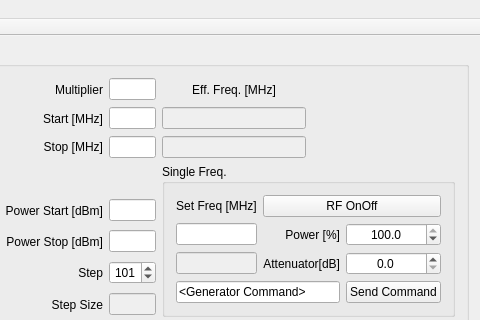
Qt form mainwindow.ui (TripletESR/DNP100GHz) before a commit; both pictures show x 438 to 918 and y 0 to 320 of the 918 by 702 pixel window.
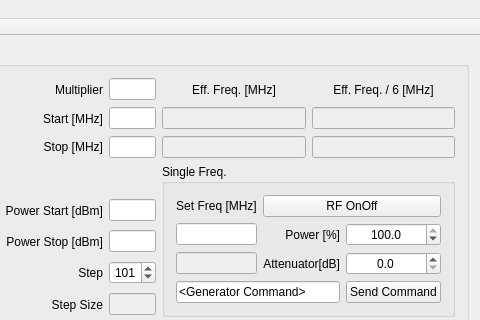
The same form after that commit. Custom widgets are drawn as their Qt base class.

```diff
--- a/mainwindow.ui
+++ b/mainwindow.ui
@@ -395,19 +395,6 @@
          </property>
         </widget>
        </item>
-       <item row="4" column="5">
-        <spacer name="horizontalSpacer">
-         <property name="orientation">
-          <enum>Qt::Horizontal</enum>
-         </property>
-         <property name="sizeHint" stdset="0">
-          <size>
-           <width>40</width>
-           <height>20</height>
-          </size>
-         </property>
-        </spacer>
-       </item>
        <item row="5" column="4" rowspan="5" colspan="2">
         <widget class="QGroupBox" name="groupBox_2">
          <property name="title">
@@ -593,6 +580,36 @@
          </property>
         </widget>
        </item>
+       <item row="1" column="5">
+        <widget class="QLineEdit" name="lineEdit_EffStart_d6">
+         <property name="enabled">
+          <bool>false</bool>
+         </property>
+         <property name="alignment">
+          <set>Qt::AlignCenter</set>
+         </property>
+        </widget>
+       </item>
+       <item row="4" column="5">
+        <widget class="QLineEdit" name="lineEdit_EffStop_d6">
+         <property name="enabled">
+          <bool>false</bool>
+         </property>
+         <property name="alignment">
+          <set>Qt::AlignCenter</set>
+         </property>
+        </widget>
+       </item>
+       <item row="0" column="5">
+        <widget class="QLabel" name="label_5">
+         <property name="text">
+          <string>Eff. Freq. / 6 [MHz]</string>
+         </property>
+         <property name="alignment">
+          <set>Qt::AlignCenter</set>
+         </property>
+        </widget>
+       </item>
       </layout>
      </widget>
     </item>
```
Left out of the diff: 5 changed lines with no effect on the pictures.
